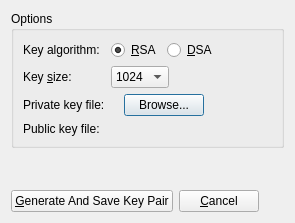
qt-creator/qt-creator, file src/libs/ssh/sshkeycreationdialog.ui: the form before one commit.
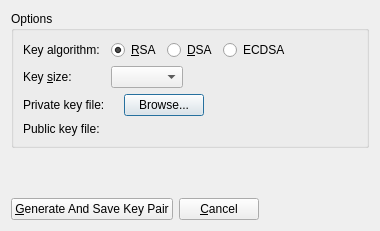
The form after the commit.

Commit message: SSH: Support creation of ECDSA keys.

What changed in the file:
```diff
--- a/src/libs/ssh/sshkeycreationdialog.ui
+++ b/src/libs/ssh/sshkeycreationdialog.ui
@@ -9,8 +9,8 @@
    <rect>
     <x>0</x>
     <y>0</y>
-    <width>295</width>
-    <height>223</height>
+    <width>380</width>
+    <height>231</height>
    </rect>
   </property>
   <property name="sizePolicy">
@@ -67,6 +67,13 @@
           </property>
          </widget>
         </item>
+        <item>
+         <widget class="QRadioButton" name="ecdsa">
+          <property name="text">
+           <string>ECDSA</string>
+          </property>
+         </widget>
+        </item>
         <item>
          <spacer name="horizontalSpacer_3">
           <property name="orientation">
@@ -102,21 +109,6 @@
        <layout class="QHBoxLayout" name="horizontalLayout_3">
         <item>
          <widget class="QComboBox" name="comboBox">
-          <item>
-           <property name="text">
-            <string notr="true">1024</string>
-           </property>
-          </item>
-          <item>
-           <property name="text">
-            <string notr="true">2048</string>
-           </property>
-          </item>
-          <item>
-           <property name="text">
-            <string notr="true">4096</string>
-           </property>
-          </item>
          </widget>
         </item>
         <item>
```
The commit also changes 4 other files.
